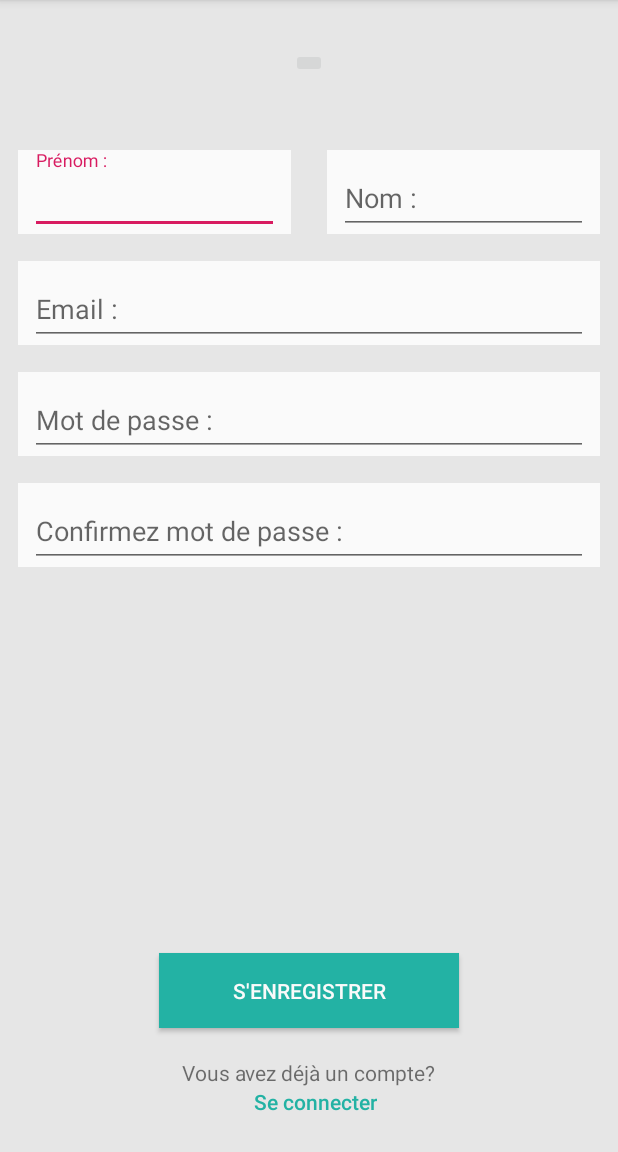
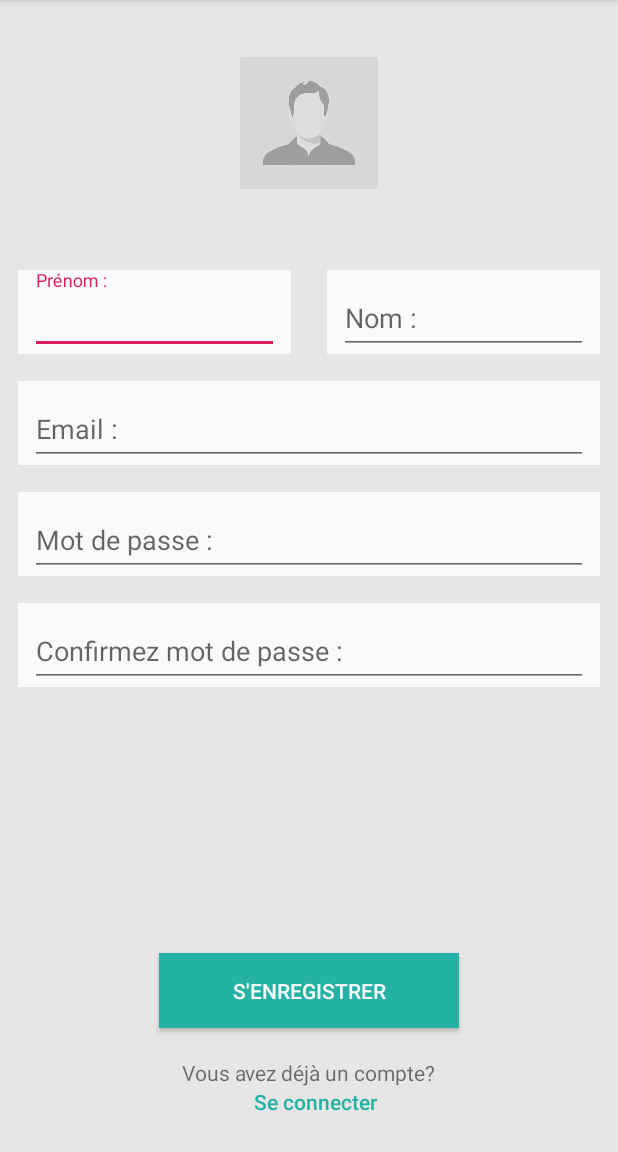
Before and after one commit to NoeColin/ErudY, an Android app: the fragment RegisterFragment shown on its own in the app's theme, after a tap on an icon or button, on a phone screen of 412 x 824 dp, the part 84-1236 px from its top. Run offline under Robolectric (Android 15) with nearby library versions, the phone set to English and light mode, and no system bars; our stand-ins replace Dagger/Hilt's generated code; libraries missing offline, so code that uses them is left out: com.parse.

Commit message:
Finish register

```diff
--- a/app/src/main/java/com/example/erudy/presentation/presenter/presenter/RegisterFragmentPresenter.kt
+++ b/app/src/main/java/com/example/erudy/presentation/presenter/presenter/RegisterFragmentPresenter.kt
@@ -1,23 +1,61 @@
 package com.example.erudy.presentation.presenter.presenter
 
+import android.graphics.Bitmap
 import com.example.erudy.base.BasePresenter
 import com.example.erudy.data.entity.ErudyUser
 import com.example.erudy.presentation.presenter.view.RegisterView
+import com.example.erudy.utils.isValidEmail
+import com.parse.ParseException
 import com.parse.ParseFile
+import java.io.ByteArrayOutputStream
 import javax.inject.Inject
 
 class RegisterFragmentPresenter
 @Inject
 constructor(): BasePresenter<RegisterView>() {
 
-    fun signup(firstName: String, lastName: String, email: String, password: String, imageData: ByteArray) {
+    fun signup(firstName: String, lastName: String, email: String, password: String, confirmPassword: String, bitmap: Bitmap) {
         view.displayLoader()
-        var user = ErudyUser()
-        user.firstName = firstName
-        user.lastName = lastName
-        user.email = email
-        user.setPassword(password)
-        user.profileImage = ParseFile("profileImage.jpg", imageData)
+        if (!firstName.isBlank() && !lastName.isBlank() && email.isValidEmail() && password.length >= 8 && password == confirmPassword) {
+
+            val bitmapStream = ByteArrayOutputStream()
+            bitmap.compress(Bitmap.CompressFormat.JPEG, 100, bitmapStream)
+            val bitMapData = bitmapStream.toByteArray()
+            var user = ErudyUser()
+            user.firstName = firstName
+            user.lastName = lastName
+            user.email = email
+            user.username = email
+            user.setPassword(password)
+            var profileImage = ParseFile("profileImage.jpg", bitMapData)
+            profileImage.saveInBackground { e: ParseException? ->
+                if (e == null) {
+                    user.profileImage = profileImage
+                } else {
+                    view.showError("Erreur : Image non sauvegardée...")
+                }
+                user.signUpInBackground {
+                    view.hideLoader()
+                    if (it == null) {
+                        view.goToMain()
+                    } else {
+                        view.showError(it.localizedMessage.toString())
+                    }
+                }
+
+            }
+
+
+
+
+        } else {
+            view.hideLoader()
+            view.showError("Tous les champs doivent être remplis et l'adresse mail doit être valide...")
+        }
+
+
+
+
 
     }
 }
--- a/app/src/main/java/com/example/erudy/presentation/presenter/view/RegisterView.kt
+++ b/app/src/main/java/com/example/erudy/presentation/presenter/view/RegisterView.kt
@@ -6,4 +6,5 @@ interface RegisterView: BaseView {
     fun displayLoader()
     fun hideLoader()
     fun showError(errorMessage: String)
+    fun goToMain()
 }
--- a/app/src/main/java/com/example/erudy/presentation/ui/fragments/RegisterFragment.kt
+++ b/app/src/main/java/com/example/erudy/presentation/ui/fragments/RegisterFragment.kt
@@ -1,17 +1,24 @@
 package com.example.erudy.presentation.ui.fragments
 
 import android.content.Context
+import android.content.Intent
+import android.graphics.Bitmap
+import android.graphics.drawable.BitmapDrawable
 import android.os.Bundle
 import android.view.View
 import android.widget.Toast
+import androidx.core.graphics.drawable.toBitmap
 import com.example.erudy.R
 import com.example.erudy.base.BaseFragment
 import com.example.erudy.presentation.presenter.presenter.RegisterFragmentPresenter
 import com.example.erudy.presentation.presenter.view.RegisterView
 import com.example.erudy.presentation.ui.activity.LoginActivity
+import com.example.erudy.presentation.ui.activity.MainActivity
+import com.example.erudy.utils.isValidEmail
 import dagger.android.support.AndroidSupportInjection
 import kotlinx.android.synthetic.main.fragment_login.loader
 import kotlinx.android.synthetic.main.fragment_register.*
+import java.io.ByteArrayOutputStream
 import javax.inject.Inject
 
 class RegisterFragment : BaseFragment<RegisterFragmentPresenter>(), RegisterView {
@@ -53,6 +60,13 @@ class RegisterFragment : BaseFragment<RegisterFragmentPresenter>(), RegisterView
     }
 
     fun signup() {
-        presenter.signup()
+        val bitmap = (profile_image.drawable.current as BitmapDrawable).bitmap
+        presenter.signup(edit_first_name.text.toString(), edit_last_name.text.toString(), edit_email.text.toString(), edit_password.text.toString(), edit_confirm_password.text.toString(), bitmap)
+    }
+
+    override fun goToMain() {
+        val intent = Intent(context, MainActivity::class.java)
+        startActivity(intent)
+        activity?.finish()
     }
 }
--- a/app/src/main/res/layout/fragment_register.xml
+++ b/app/src/main/res/layout/fragment_register.xml
@@ -15,13 +15,15 @@
 
     <ImageButton
         android:id="@+id/profile_image"
-        android:layout_width="wrap_content"
-        android:layout_height="wrap_content"
+        android:layout_width="100dp"
+        android:layout_height="100dp"
         android:layout_marginTop="32dp"
+        android:scaleType="fitCenter"
+        android:src="@drawable/default_profile"
         app:layout_constraintEnd_toEndOf="parent"
         app:layout_constraintStart_toStartOf="parent"
         app:layout_constraintTop_toTopOf="parent"
-        tools:srcCompat="@tools:sample/avatars" />
+        tools:src="@drawable/default_profile" />
 
     <com.google.android.material.textfield.TextInputLayout
         android:layout_width="0dp"
```
Also changed, not shown: app/src/main/java/com/example/erudy/utils/Extensions.kt (added, +15 -0 lines).
